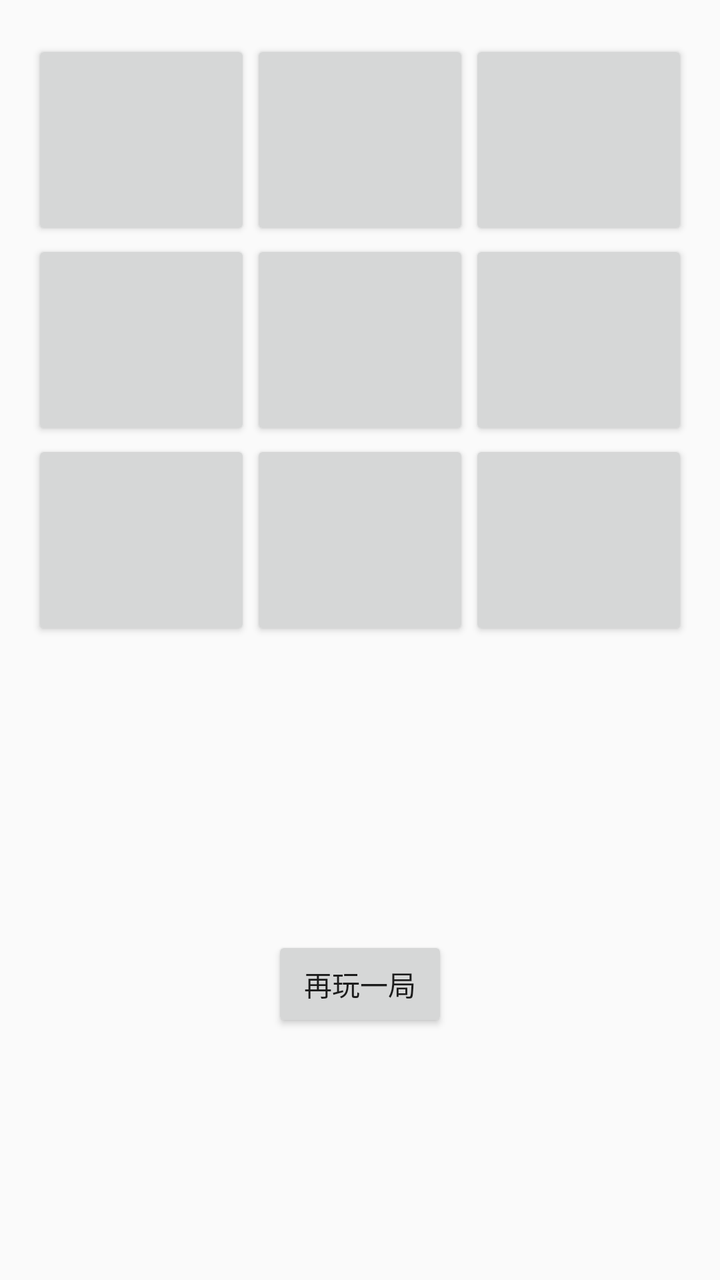
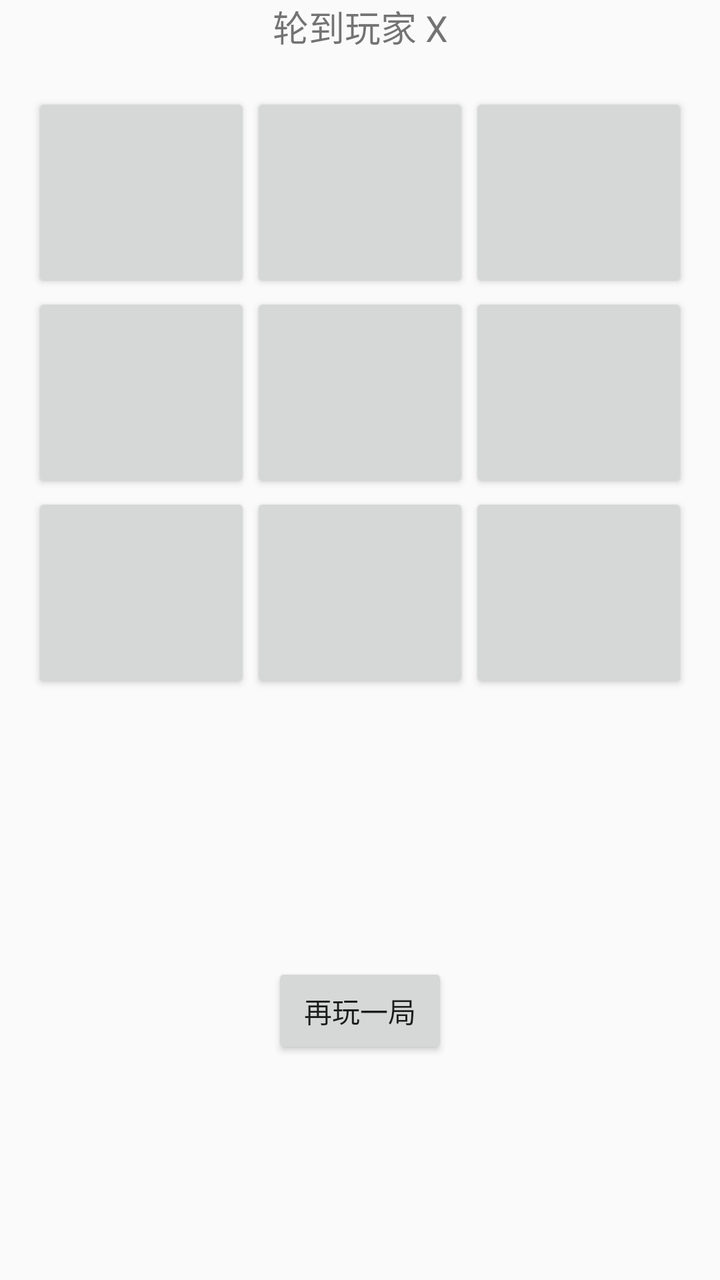

Compare the two renders of this Android layout. The source of the first and the diff that turns it into the second are given below.
<!-- AndroidManifest.xml: application theme AppTheme -->
<!-- res/layout/activity_main.xml -->
<?xml version="1.0" encoding="utf-8"?>
<androidx.constraintlayout.widget.ConstraintLayout xmlns:android="http://schemas.android.com/apk/res/android"
    xmlns:app="http://schemas.android.com/apk/res-auto"
    xmlns:tools="http://schemas.android.com/tools"
    android:layout_width="match_parent"
    android:layout_height="match_parent"
    tools:context=".MainActivity">

    <TableLayout
        android:id="@+id/boardLayout"
        android:layout_width="0dp"
        android:layout_height="wrap_content"
        android:layout_marginStart="16dp"
        android:layout_marginTop="20dp"
        android:layout_marginEnd="16dp"
        android:stretchColumns="0,1,2"
        app:layout_constraintTop_toTopOf="parent"
        app:layout_constraintStart_toStartOf="parent"
        app:layout_constraintEnd_toEndOf="parent">

        <TableRow
            android:layout_width="match_parent"
            android:layout_height="wrap_content">

            <Button
                android:id="@+id/button00"
                android:layout_width="0dp"
                android:layout_height="100dp"
                android:layout_weight="1"
                android:textSize="24sp" />

            <Button
                android:id="@+id/button01"
                android:layout_width="0dp"
                android:layout_height="100dp"
                android:layout_weight="1"
                android:textSize="24sp" />

            <Button
                android:id="@+id/button02"
                android:layout_width="0dp"
                android:layout_height="100dp"
                android:layout_weight="1"
                android:textSize="24sp" />
        </TableRow>

        <TableRow
            android:layout_width="match_parent"
            android:layout_height="wrap_content">

            <Button
                android:id="@+id/button10"
                android:layout_width="0dp"
                android:layout_height="100dp"
                android:layout_weight="1"
                android:textSize="24sp" />

            <Button
                android:id="@+id/button11"
                android:layout_width="0dp"
                android:layout_height="100dp"
                android:layout_weight="1"
                android:textSize="24sp" />

            <Button
                android:id="@+id/button12"
                android:layout_width="0dp"
                android:layout_height="100dp"
                android:layout_weight="1"
                android:textSize="24sp" />
        </TableRow>

        <TableRow
            android:layout_width="match_parent"
            android:layout_height="wrap_content">

            <Button
                android:id="@+id/button20"
                android:layout_width="0dp"
                android:layout_height="100dp"
                android:layout_weight="1"
                android:textSize="24sp" />

            <Button
                android:id="@+id/button21"
                android:layout_width="0dp"
                android:layout_height="100dp"
                android:layout_weight="1"
                android:textSize="24sp" />

            <Button
                android:id="@+id/button22"
                android:layout_width="0dp"
                android:layout_height="100dp"
                android:layout_weight="1"
                android:textSize="24sp" />
        </TableRow>
    </TableLayout>

    <Button
        android:id="@+id/resetButton"
        android:layout_width="wrap_content"
        android:layout_height="wrap_content"
        android:layout_marginTop="24dp"
        android:text="再玩一局"
        app:layout_constraintTop_toBottomOf="@id/boardLayout"
        app:layout_constraintStart_toStartOf="parent"
        app:layout_constraintEnd_toEndOf="parent"
        app:layout_constraintBottom_toBottomOf="parent" />

</androidx.constraintlayout.widget.ConstraintLayout>
<!-- resources referenced by this layout -->
<resources>
  <style name="AppTheme" parent="Theme.AppCompat.Light.DarkActionBar">
          
          <item name="colorPrimary">@color/colorPrimary</item>
          <item name="colorPrimaryDark">@color/colorPrimaryDark</item>
          <item name="colorAccent">@color/colorAccent</item>
      </style>
  <color name="colorPrimary">#6200EE</color>
  <color name="colorPrimaryDark">#3700B3</color>
  <color name="colorAccent">#03DAC5</color>
</resources>

<!-- the commit's change to res/layout/activity_main.xml (unified diff, before → after) -->
@@ -6,96 +6,120 @@
     android:layout_height="match_parent"
     tools:context=".MainActivity">
 
-    <TableLayout
-        android:id="@+id/boardLayout"
+    <TextView
+        android:id="@+id/statusTextView"
+        android:layout_width="wrap_content"
+        android:layout_height="wrap_content"
+        android:text="轮到玩家 X"
+        android:textSize="18sp"
+        app:layout_constraintTop_toTopOf="parent"
+        app:layout_constraintStart_toStartOf="parent"
+        app:layout_constraintEnd_toEndOf="parent"
+        app:layout_constraintBottom_toTopOf="@id/boardContainer" />
+
+    <FrameLayout
+        android:id="@+id/boardContainer"
         android:layout_width="0dp"
         android:layout_height="wrap_content"
         android:layout_marginStart="16dp"
         android:layout_marginTop="20dp"
         android:layout_marginEnd="16dp"
-        android:stretchColumns="0,1,2"
-        app:layout_constraintTop_toTopOf="parent"
+        app:layout_constraintTop_toBottomOf="@id/statusTextView"
         app:layout_constraintStart_toStartOf="parent"
         app:layout_constraintEnd_toEndOf="parent">
 
-        <TableRow
+        <TableLayout
+            android:id="@+id/boardLayout"
             android:layout_width="match_parent"
-            android:layout_height="wrap_content">
+            android:layout_height="wrap_content"
+            android:stretchColumns="0,1,2">
 
-            <Button
-                android:id="@+id/button00"
-                android:layout_width="0dp"
-                android:layout_height="100dp"
-                android:layout_weight="1"
-                android:textSize="24sp" />
+            <TableRow
+                android:layout_width="match_parent"
+                android:layout_height="wrap_content">
 
-            <Button
-                android:id="@+id/button01"
-                android:layout_width="0dp"
-                android:layout_height="100dp"
-                android:layout_weight="1"
-                android:textSize="24sp" />
+                <Button
+                    android:id="@+id/button00"
+                    android:layout_width="0dp"
+                    android:layout_height="100dp"
+                    android:layout_weight="1"
+                    android:textSize="24sp" />
 
-            <Button
-                android:id="@+id/button02"
-                android:layout_width="0dp"
-                android:layout_height="100dp"
-                android:layout_weight="1"
-                android:textSize="24sp" />
-        </TableRow>
+                <Button
+                    android:id="@+id/button01"
+                    android:layout_width="0dp"
+                    android:layout_height="100dp"
+                    android:layout_weight="1"
+                    android:textSize="24sp" />
 
-        <TableRow
+                <Button
+                    android:id="@+id/button02"
+                    android:layout_width="0dp"
+                    android:layout_height="100dp"
+                    android:layout_weight="1"
+                    android:textSize="24sp" />
+            </TableRow>
+
+            <TableRow
+                android:layout_width="match_parent"
+                android:layout_height="wrap_content">
+
+                <Button
+                    android:id="@+id/button10"
+                    android:layout_width="0dp"
+                    android:layout_height="100dp"
+                    android:layout_weight="1"
+                    android:textSize="24sp" />
+
+                <Button
+                    android:id="@+id/button11"
+                    android:layout_width="0dp"
+                    android:layout_height="100dp"
+                    android:layout_weight="1"
+                    android:textSize="24sp" />
+
+                <Button
+                    android:id="@+id/button12"
+                    android:layout_width="0dp"
+                    android:layout_height="100dp"
+                    android:layout_weight="1"
+                    android:textSize="24sp" />
+            </TableRow>
+
+            <TableRow
+                android:layout_width="match_parent"
+                android:layout_height="wrap_content">
+
+                <Button
+                    android:id="@+id/button20"
+                    android:layout_width="0dp"
+                    android:layout_height="100dp"
+                    android:layout_weight="1"
+                    android:textSize="24sp" />
+
+                <Button
+                    android:id="@+id/button21"
+                    android:layout_width="0dp"
+                    android:layout_height="100dp"
+                    android:layout_weight="1"
+                    android:textSize="24sp" />
+
+                <Button
+                    android:id="@+id/button22"
+                    android:layout_width="0dp"
+                    android:layout_height="100dp"
+                    android:layout_weight="1"
+                    android:textSize="24sp" />
+            </TableRow>
+        </TableLayout>
+
+        <com.example.tic_tac_toe.VictoryLineView
+            android:id="@+id/victoryLineView"
             android:layout_width="match_parent"
-            android:layout_height="wrap_content">
+            android:layout_height="match_parent"
+            android:visibility="gone" />
 
-            <Button
-                android:id="@+id/button10"
-                android:layout_width="0dp"
-                android:layout_height="100dp"
-                android:layout_weight="1"
-                android:textSize="24sp" />
-
-            <Button
-                android:id="@+id/button11"
-                android:layout_width="0dp"
-                android:layout_height="100dp"
-                android:layout_weight="1"
-                android:textSize="24sp" />
-
-            <Button
-                android:id="@+id/button12"
-                android:layout_width="0dp"
-                android:layout_height="100dp"
-                android:layout_weight="1"
-                android:textSize="24sp" />
-        </TableRow>
-
-        <TableRow
-            android:layout_width="match_parent"
-            android:layout_height="wrap_content">
-
-            <Button
-                android:id="@+id/button20"
-                android:layout_width="0dp"
-                android:layout_height="100dp"
-                android:layout_weight="1"
-                android:textSize="24sp" />
-
-            <Button
-                android:id="@+id/button21"
-                android:layout_width="0dp"
-                android:layout_height="100dp"
-                android:layout_weight="1"
-                android:textSize="24sp" />
-
-            <Button
-                android:id="@+id/button22"
-                android:layout_width="0dp"
-                android:layout_height="100dp"
-                android:layout_weight="1"
-                android:textSize="24sp" />
-        </TableRow>
-    </TableLayout>
+    </FrameLayout>
 
     <Button
         android:id="@+id/resetButton"
@@ -103,7 +127,7 @@
         android:layout_height="wrap_content"
         android:layout_marginTop="24dp"
         android:text="再玩一局"
-        app:layout_constraintTop_toBottomOf="@id/boardLayout"
+        app:layout_constraintTop_toBottomOf="@id/boardContainer"
         app:layout_constraintStart_toStartOf="parent"
         app:layout_constraintEnd_toEndOf="parent"
         app:layout_constraintBottom_toBottomOf="parent" />
